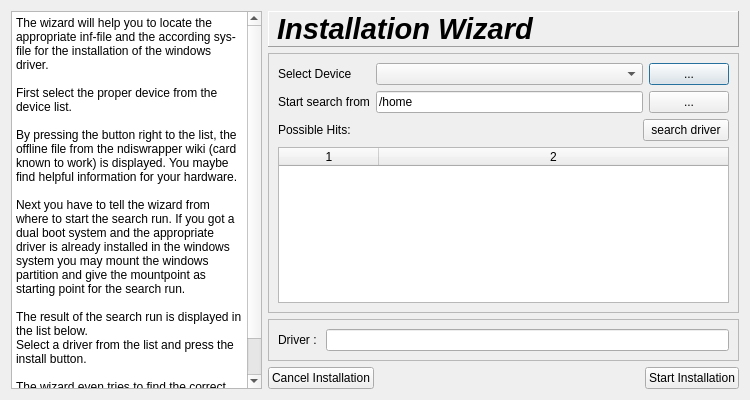
Above: ui/instwizard.ui from maz-1/kndiswrapper before the change. Below: the same form after it.
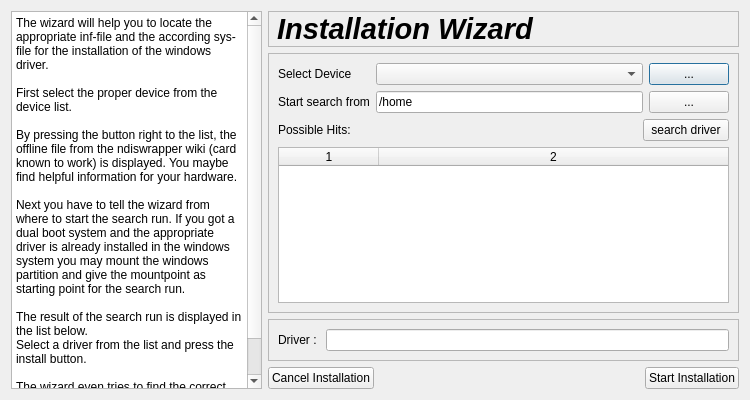
That is the form after the change.

What changed in the file:
```diff
--- a/ui/instwizard.ui
+++ b/ui/instwizard.ui
@@ -37,7 +37,7 @@
       </font>
      </property>
      <property name="frameShape">
-      <enum>QFrame::Panel</enum>
+      <enum>QFrame::StyledPanel</enum>
      </property>
      <property name="frameShadow">
       <enum>QFrame::Raised</enum>
```
